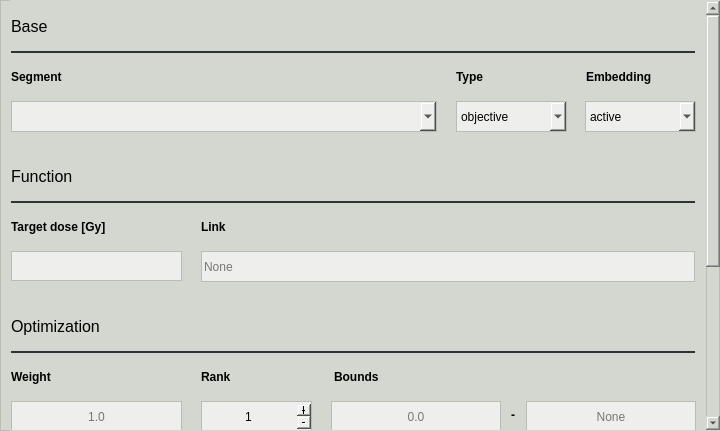
First picture: the form in pyanno4rt/gui/designs/components/squared_deviation_window.ui, repository pyanno4rt/pyanno4rt, before the edit.
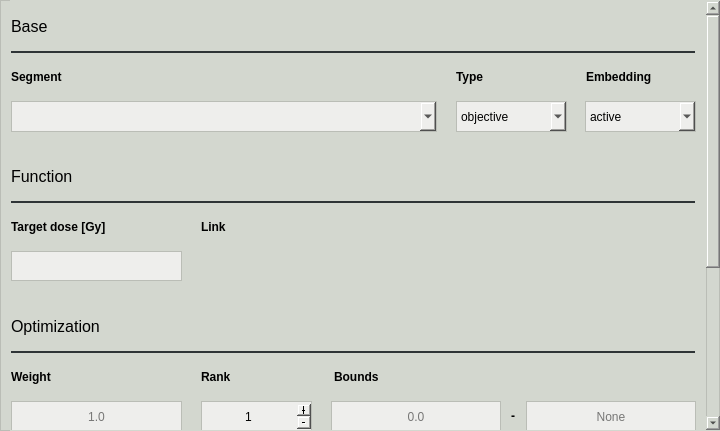
Second picture: the form after the edit.

```diff
--- a/pyanno4rt/gui/designs/components/squared_deviation_window.ui
+++ b/pyanno4rt/gui/designs/components/squared_deviation_window.ui
@@ -51,16 +51,13 @@
     <property name="styleSheet">
      <string notr="true">border-color: transparent;</string>
     </property>
-    <property name="widgetResizable">
-     <bool>false</bool>
-    </property>
     <widget class="QWidget" name="scroll_contents">
      <property name="geometry">
       <rect>
        <x>0</x>
        <y>0</y>
        <width>690</width>
-       <height>681</height>
+       <height>679</height>
       </rect>
      </property>
      <widget class="QComboBox" name="embedding_cbox">
@@ -100,7 +97,7 @@
        <rect>
         <x>0</x>
         <y>60</y>
-        <width>431</width>
+        <width>421</width>
         <height>31</height>
        </rect>
       </property>
@@ -346,31 +343,12 @@
        <string>Identifier</string>
       </property>
      </widget>
-     <widget class="QLineEdit" name="link_ledit">
-      <property name="geometry">
-       <rect>
-        <x>190</x>
-        <y>250</y>
-        <width>494</width>
-        <height>31</height>
-       </rect>
-      </property>
-      <property name="styleSheet">
-       <string notr="true">color: rgb(0, 0, 0);
-background-color: rgb(238, 238, 236);
-border: 1px solid;
-border-color: rgb(186, 189, 182);</string>
-      </property>
-      <property name="placeholderText">
-       <string>None</string>
-      </property>
-     </widget>
      <widget class="QLabel" name="link_label">
       <property name="geometry">
        <rect>
         <x>190</x>
         <y>210</y>
-        <width>494</width>
+        <width>491</width>
         <height>31</height>
        </rect>
       </property>
@@ -531,7 +509,7 @@
       <property name="geometry">
        <rect>
         <x>494</x>
-        <y>405</y>
+        <y>406</y>
         <width>16</width>
         <height>17</height>
        </rect>
@@ -728,9 +706,17 @@
 border: 1px solid;
 border-color: rgb(186, 189, 182);</string>
       </property>
-      <property name="currentIndex">
-       <number>-1</number>
+     </widget>
+     <widget class="QWidget" name="horizontalLayoutWidget">
+      <property name="geometry">
+       <rect>
+        <x>190</x>
+        <y>250</y>
+        <width>491</width>
+        <height>31</height>
+       </rect>
       </property>
+      <layout class="QHBoxLayout" name="segment_link_layout"/>
      </widget>
     </widget>
    </widget>
```
Left out of the diff: 4 changed lines with no effect on the pictures.
